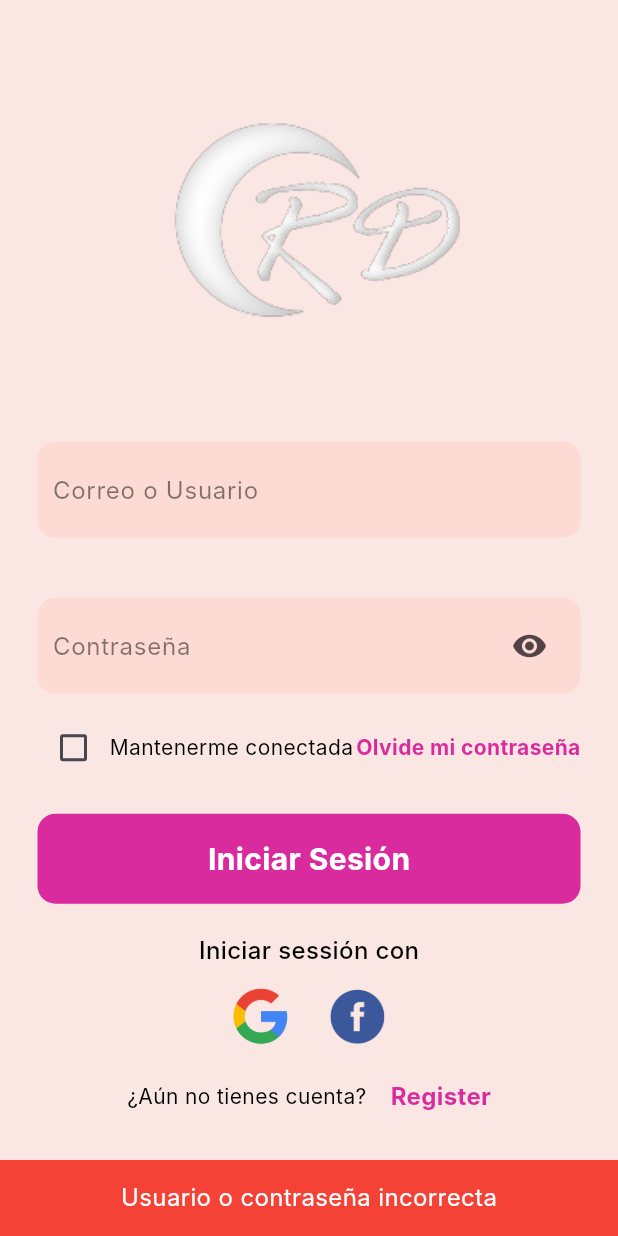
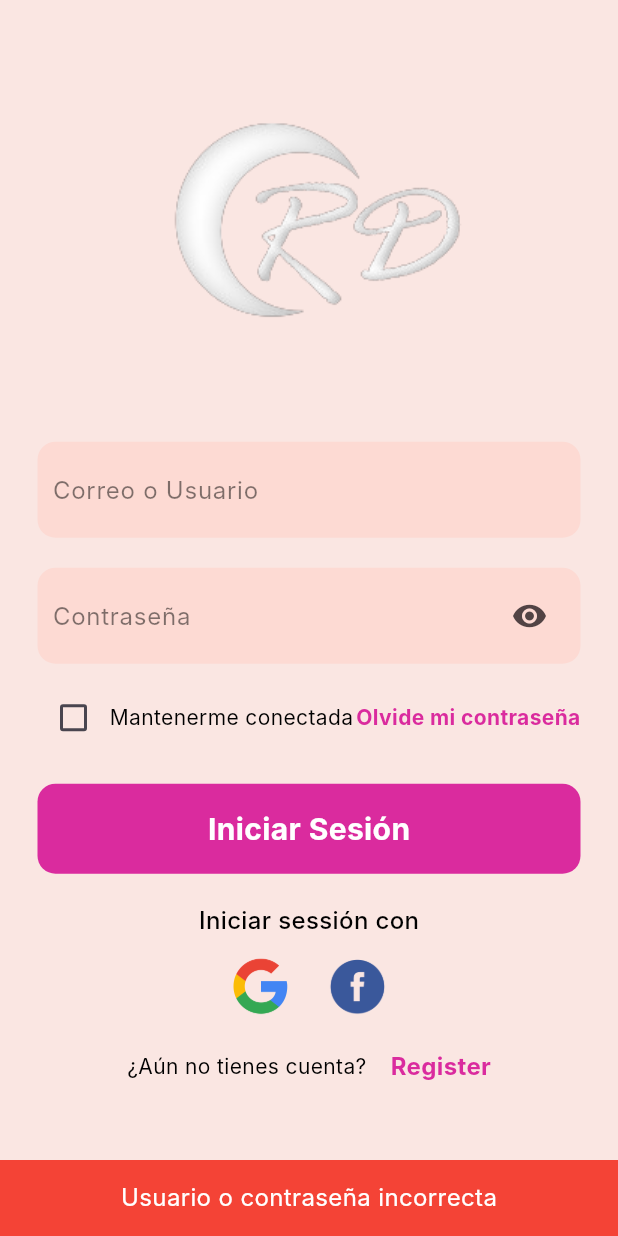
Before and after one commit to iC0d1g0/LunaRD, a Flutter app: the LoginScreen screen opened directly, after a tap on "Iniciar Sesión", on a phone screen of 412 x 824 dp. Run offline on Flutter 3.47's test engine with Material 3 defaults, Android fonts, the phone set to English and light mode, and no system bars; our stand-ins replace firebase_auth, firebase_core, percent_indicator, sqflite; missing offline and left inert: quantity_input; accounts and stored records are empty; network calls fail; Roboto replaces fonts that are missing (Inter).

Commit message:
simplficando el código

```diff
--- a/lib/src/controllers/main_controller.dart
+++ b/lib/src/controllers/main_controller.dart
@@ -1,5 +1,27 @@
 //Here the main controller
+import 'package:flutter/material.dart';
 
 bool getLogiado() {
   return false;
 }
+
+ScaffoldFeatureController<SnackBar, SnackBarClosedReason> mensajeInferior(
+  BuildContext context,
+  String mensaje,
+  Color? backgroundColor,
+) {
+  return ScaffoldMessenger.of(context).showSnackBar(
+    SnackBar(
+      content: Center(
+        child: Text(
+          mensaje,
+          style: const TextStyle(
+            color: Colors.white,
+            fontSize: 16,
+          ),
+        ),
+      ),
+      backgroundColor: backgroundColor ?? const Color.fromARGB(255, 0, 0, 0),
+    ),
+  );
+}
--- a/lib/src/views/screens/login_screen.dart
+++ b/lib/src/views/screens/login_screen.dart
@@ -10,6 +10,7 @@ import '../widgets/mytext.dart';
 
 //controllers
 import '../../controllers/login_controller.dart';
+import 'package:luna_rd/src/controllers/main_controller.dart';
 
 // ignore: camel_case_types
 class LoginScreen extends StatefulWidget {
@@ -59,20 +60,7 @@ class _LoginScreenState extends State<LoginScreen> {
         ),
       );
     } else {
-      ScaffoldMessenger.of(context).showSnackBar(
-        const SnackBar(
-          content: Center(
-            child: Text(
-              "Usuario o contraseña incorrecta",
-              style: TextStyle(
-                color: Colors.white,
-                fontSize: 16,
-              ),
-            ),
-          ),
-          backgroundColor: Colors.red,
-        ),
-      );
+      mensajeInferior(context, "Usuario o contraseña incorrecta", Colors.red);
     }
   }
 
@@ -96,7 +84,6 @@ class _LoginScreenState extends State<LoginScreen> {
                 value: nombre,
                 hintText: "Correo o Usuario",
               ),
-              Text(nombre ?? ''),
               const SizedBox(height: 20),
               MyText(
                 hintText: "Contraseña",
--- a/pubspec.yaml
+++ b/pubspec.yaml
@@ -44,6 +44,7 @@ dependencies:
   firebase_auth: ^4.16.0
   quantity_input: ^1.0.2
   percent_indicator: ^4.0.1
+  google_sign_in: ^6.2.1
 
 dev_dependencies:
   flutter_launcher_icons: ^0.13.1 #Agregado por Carlos para general el icono.
```
Also changed, not shown: lib/src/controllers/register_controller.dart (added, +52 -0 lines), lib/src/views/screens/register_screen.dart (+15 -2 lines), pubspec.lock, 1 other file.
